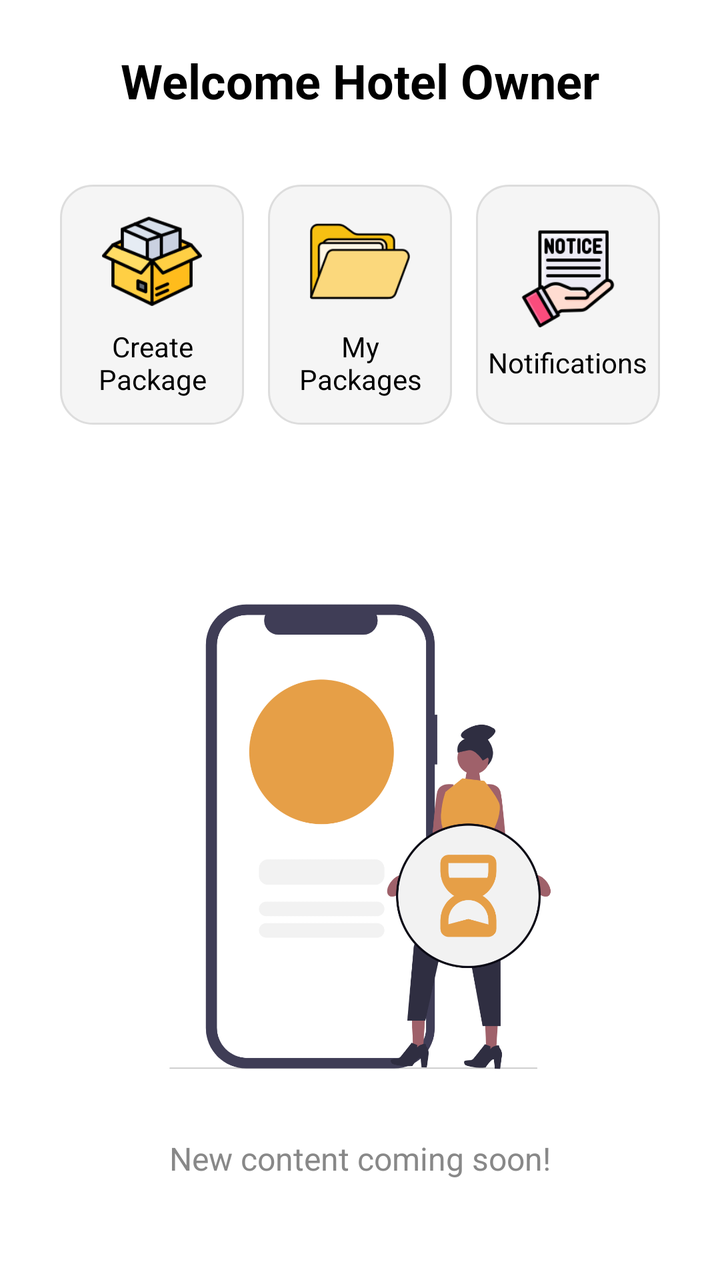
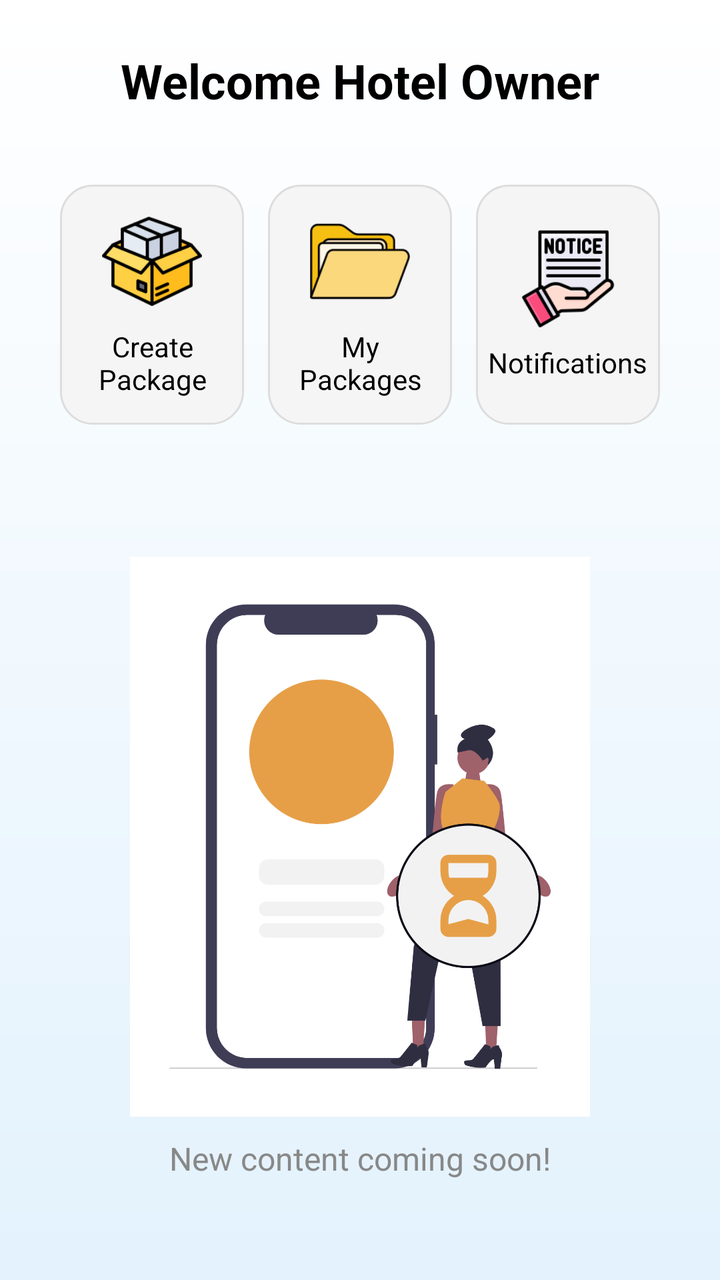

Two renders of the same Android screen: before a commit and after it. Below are the layout's source before the change and the commit's diff.
<!-- AndroidManifest.xml: activity theme Theme.Voyage_V2.NoStatusBar -->
<!-- res/layout/fragment_home.xml -->
<?xml version="1.0" encoding="utf-8"?>
<ScrollView xmlns:android="http://schemas.android.com/apk/res/android"
    xmlns:app="http://schemas.android.com/apk/res-auto"
    xmlns:tools="http://schemas.android.com/tools"
    android:layout_width="match_parent"
    android:layout_height="match_parent"
    android:background="#FFFFFF"
    android:padding="24dp"
    tools:context="com.example.voyage_v2.ui.home.HomeFragment">

    <LinearLayout
        android:layout_width="match_parent"
        android:layout_height="wrap_content"
        android:orientation="vertical"
        android:gravity="center_horizontal">

        
        <TextView
            android:id="@+id/txtHeading"
            android:layout_width="wrap_content"
            android:layout_height="wrap_content"
            android:text="Welcome Hotel Owner"
            android:textColor="#000000"
            android:textSize="24sp"
            android:textStyle="bold"
            android:layout_marginBottom="30dp" />

        
        <LinearLayout
            android:layout_width="match_parent"
            android:layout_height="wrap_content"
            android:orientation="horizontal"
            android:gravity="center"
            android:weightSum="3"
            android:layout_marginBottom="40dp">

            
            <LinearLayout
                android:id="@+id/btnCreatePackage"
                android:layout_width="0dp"
                android:layout_height="120dp"
                android:layout_weight="1"
                android:layout_margin="6dp"
                android:orientation="vertical"
                android:gravity="center"
                android:background="@drawable/box_button_bg">

                <ImageView
                    android:layout_width="50dp"
                    android:layout_height="50dp"
                    android:src="@drawable/ic_add_box" />

                <TextView
                    android:layout_width="wrap_content"
                    android:layout_height="wrap_content"
                    android:text="Create\nPackage"
                    android:gravity="center"
                    android:textColor="#000000"
                    android:textSize="14sp"
                    android:layout_marginTop="8dp" />
            </LinearLayout>

            
            <LinearLayout
                android:id="@+id/btnMyPackages"
                android:layout_width="0dp"
                android:layout_height="120dp"
                android:layout_weight="1"
                android:layout_margin="6dp"
                android:orientation="vertical"
                android:gravity="center"
                android:background="@drawable/box_button_bg">

                <ImageView
                    android:layout_width="50dp"
                    android:layout_height="50dp"
                    android:src="@drawable/ic_folder"
                     />

                <TextView
                    android:layout_width="wrap_content"
                    android:layout_height="wrap_content"
                    android:text="My\nPackages"
                    android:gravity="center"
                    android:textColor="#000000"
                    android:textSize="14sp"
                    android:layout_marginTop="8dp" />
            </LinearLayout>

            
            <LinearLayout
                android:id="@+id/btnNotifications"
                android:layout_width="0dp"
                android:layout_height="120dp"
                android:layout_weight="1"
                android:layout_margin="6dp"
                android:orientation="vertical"
                android:gravity="center"
                android:background="@drawable/box_button_bg">

                <ImageView
                    android:layout_width="50dp"
                    android:layout_height="50dp"
                    android:src="@drawable/ic_notifications"
                     />

                <TextView
                    android:layout_width="wrap_content"
                    android:layout_height="wrap_content"
                    android:text="Notifications"
                    android:gravity="center"
                    android:textColor="#000000"
                    android:textSize="14sp"
                    android:layout_marginTop="8dp" />
            </LinearLayout>
        </LinearLayout>

        
        <ImageView
            android:id="@+id/imgPlaceholder"
            android:layout_width="280dp"
            android:layout_height="280dp"
            android:src="@drawable/ic_coming_soon"
            android:layout_marginBottom="10dp"
            android:layout_marginTop="20dp"
             />

        <TextView
            android:id="@+id/txtComingSoon"
            android:layout_width="wrap_content"
            android:layout_height="wrap_content"
            android:text="New content coming soon!"
            android:textColor="#888888"
            android:textSize="16sp" />
    </LinearLayout>
</ScrollView>
<!-- resources referenced by this layout -->
<resources>
  <!-- drawable box_button_bg (drawable) -->
  <?xml version="1.0" encoding="utf-8"?>
  <shape xmlns:android="http://schemas.android.com/apk/res/android"
      android:shape="rectangle">
      <solid android:color="#F5F5F5" />
      <corners android:radius="16dp" />
      <stroke
          android:width="1dp"
          android:color="#DDDDDD" />
  </shape>
  <!-- drawable ic_add_box: png bitmap (drawable, 6719 bytes) -->
  <!-- drawable ic_coming_soon: png bitmap (drawable, 125467 bytes) -->
  <!-- drawable ic_folder: png bitmap (drawable, 3600 bytes) -->
  <!-- drawable ic_notifications: png bitmap (drawable, 6696 bytes) -->
  <style name="Theme.Voyage_V2.NoStatusBar" parent="Theme.Voyage_V2">
          
          <item name="windowActionBar">false</item>
          <item name="windowNoTitle">true</item>
  
          
          <item name="android:windowFullscreen">true</item>
          <item name="android:statusBarColor">@android:color/transparent</item>
  
          
          <item name="android:windowLayoutInDisplayCutoutMode">shortEdges</item>
      </style>
  <style name="Theme.Voyage_V2" parent="Theme.MaterialComponents.Light.NoActionBar">
          
          <item name="colorPrimary">#03A9F4</item>
          <item name="colorPrimaryVariant">#FF9800</item>
          <item name="colorOnPrimary">@color/white</item>
          <item name="colorSecondary">@color/teal_200</item>
          <item name="colorOnSecondary">@color/white</item>
      </style>
  <color name="white">#FFFFFFFF</color>
  <color name="teal_200">#FF03DAC5</color>
</resources>

<!-- the commit's change to res/layout/fragment_home.xml (unified diff, before → after) -->
@@ -4,7 +4,7 @@
     xmlns:tools="http://schemas.android.com/tools"
     android:layout_width="match_parent"
     android:layout_height="match_parent"
-    android:background="#FFFFFF"
+    android:background="@drawable/bg_gradient"
     android:padding="24dp"
     tools:context="com.example.voyage_v2.ui.home.HomeFragment">
 
<!-- resource entries referenced after the edit -->
@@ -1,5 +1,13 @@
 <!-- resources referenced by this layout -->
 <resources>
+  <!-- drawable bg_gradient (drawable) -->
+  <?xml version="1.0" encoding="utf-8"?>
+  <shape xmlns:android="http://schemas.android.com/apk/res/android">
+      <gradient
+          android:startColor="#E3F2FD"
+          android:endColor="#FFFFFF"
+          android:angle="90" />
+  </shape>
   <!-- drawable box_button_bg (drawable) -->
   <?xml version="1.0" encoding="utf-8"?>
   <shape xmlns:android="http://schemas.android.com/apk/res/android"
